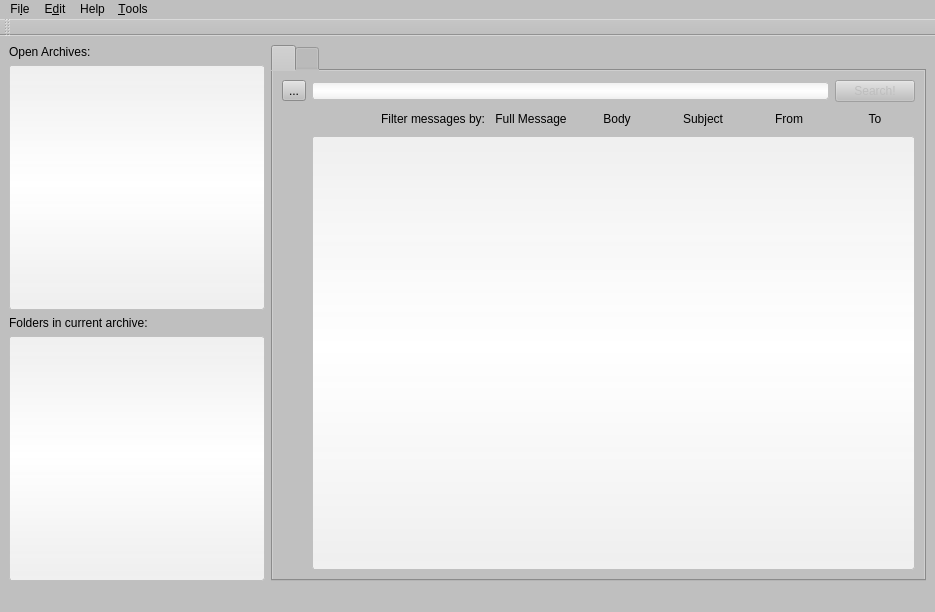
The window that src/MailArchiverWidget.ui (CarlosNihelton/MailArchiver) describes before a commit, drawn with Qt 5.
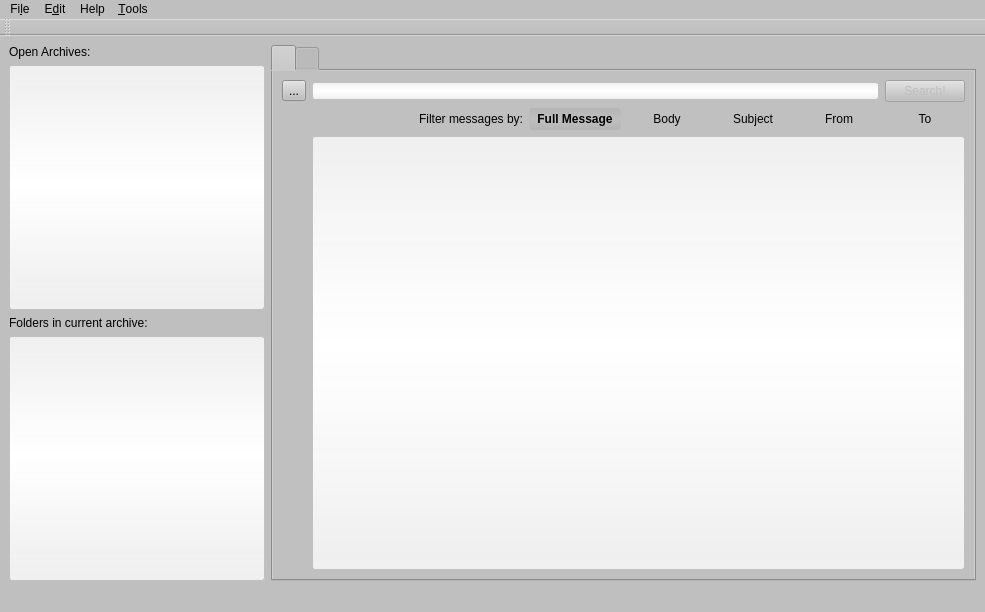
The same window after the commit. Icons and pictures are not drawn.

Commit message: Implemented search feature.

The edit to the form file:
```diff
--- a/src/MailArchiverWidget.ui
+++ b/src/MailArchiverWidget.ui
@@ -6,7 +6,7 @@
    <rect>
     <x>0</x>
     <y>0</y>
-    <width>935</width>
+    <width>985</width>
     <height>608</height>
    </rect>
   </property>
@@ -65,6 +65,12 @@
           <layout class="QGridLayout" name="gridLayout">
            <item row="1" column="4">
             <widget class="QPushButton" name="body">
+             <property name="sizePolicy">
+              <sizepolicy hsizetype="Minimum" vsizetype="Preferred">
+               <horstretch>0</horstretch>
+               <verstretch>0</verstretch>
+              </sizepolicy>
+             </property>
              <property name="text">
               <string>Body</string>
              </property>
@@ -78,6 +84,12 @@
            </item>
            <item row="1" column="6">
             <widget class="QPushButton" name="from">
+             <property name="sizePolicy">
+              <sizepolicy hsizetype="Minimum" vsizetype="Preferred">
+               <horstretch>0</horstretch>
+               <verstretch>0</verstretch>
+              </sizepolicy>
+             </property>
              <property name="text">
               <string>From</string>
              </property>
@@ -91,12 +103,21 @@
            </item>
            <item row="1" column="3">
             <widget class="QPushButton" name="full">
+             <property name="sizePolicy">
+              <sizepolicy hsizetype="Minimum" vsizetype="Preferred">
+               <horstretch>0</horstretch>
+               <verstretch>0</verstretch>
+              </sizepolicy>
+             </property>
              <property name="text">
-              <string>Full Message</string>
+              <string>   Full Message   </string>
              </property>
              <property name="checkable">
               <bool>true</bool>
              </property>
+             <property name="checked">
+              <bool>true</bool>
+             </property>
              <property name="flat">
               <bool>true</bool>
              </property>
@@ -104,6 +125,12 @@
            </item>
            <item row="1" column="5">
             <widget class="QPushButton" name="subject">
+             <property name="sizePolicy">
+              <sizepolicy hsizetype="Minimum" vsizetype="Preferred">
+               <horstretch>0</horstretch>
+               <verstretch>0</verstretch>
+              </sizepolicy>
+             </property>
              <property name="text">
               <string>Subject</string>
              </property>
@@ -141,6 +168,12 @@
            </item>
            <item row="1" column="7">
             <widget class="QPushButton" name="to">
+             <property name="sizePolicy">
+              <sizepolicy hsizetype="Minimum" vsizetype="Preferred">
+               <horstretch>0</horstretch>
+               <verstretch>0</verstretch>
+              </sizepolicy>
+             </property>
              <property name="text">
               <string>To</string>
              </property>
@@ -319,7 +352,7 @@
     <rect>
      <x>0</x>
      <y>0</y>
-     <width>935</width>
+     <width>985</width>
      <height>30</height>
     </rect>
    </property>
```
Left out of the diff: 44 changed lines with no effect on the pictures. The commit also changes 2 other files.
